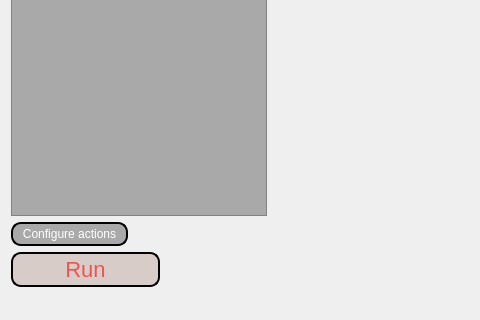
Above: mainwindow.ui from dboun/MultiPatientImageProcessing before the change; both pictures show x 0 to 480 and y 370 to 690 of the 986 by 690 pixel window. Below: the same form after it.
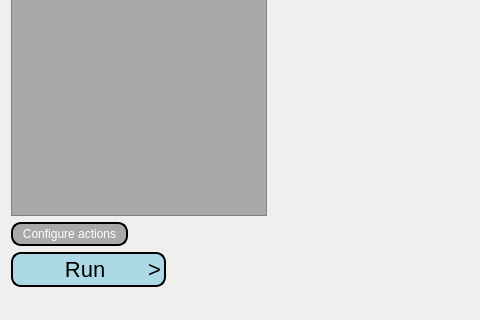
That is the form after the change.

What changed in the file:
```diff
--- a/mainwindow.ui
+++ b/mainwindow.ui
@@ -54,13 +54,13 @@
       <item alignment="Qt::AlignLeft">
        <widget class="QPushButton" name="pushButtonRun">
         <property name="styleSheet">
-         <string notr="true">QPushButton { font:22px;color:#EF5350; background-color:#D7CCC8; border-style: solid; border-color: black; border-width: 2px; border-radius: 10px; padding: 3px;}
+         <string notr="true">QPushButton { font:22px;color:black; background-color:lightblue; border-style: solid; border-color: black; border-width: 2px; border-radius: 10px; padding: 3px;}
 QPushButton:checked{ background-color: red; border-style: outset; border-style: solid; border-color: black; border-width: 2px; border-radius: 10px;}
 QPushButton:hover{ background-color: lightGray;border-style: outset; border-style: solid; border-color: black; border-width: 2px; border-radius: 10px;}
 QPushButton:pressed{ background-color: darkGray;border-style: outset; border-style: solid; border-color: black; border-width: 2px; border-radius: 10px;}                 </string>
         </property>
         <property name="text">
-         <string>        Run        </string>
+         <string>        Run       &gt;</string>
         </property>
         <property name="checkable">
          <bool>false</bool>
```
